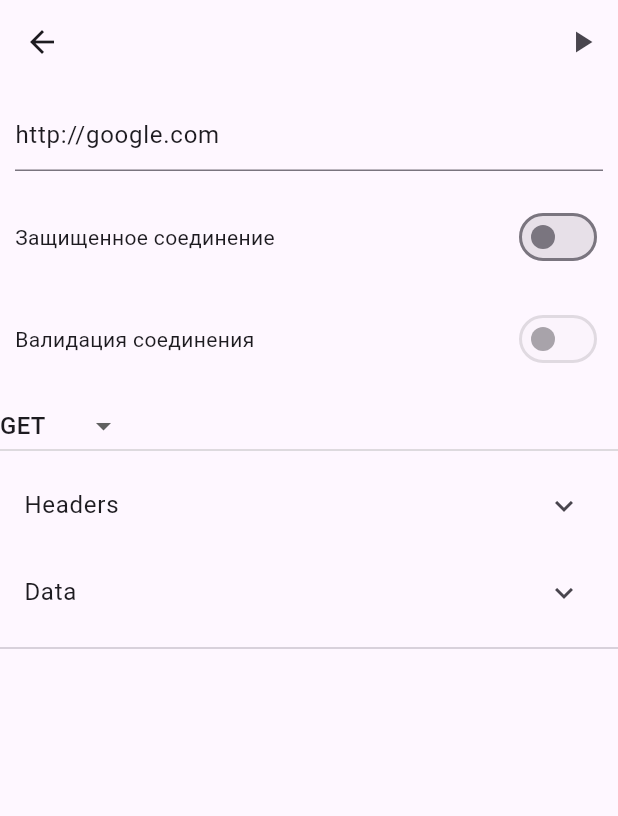
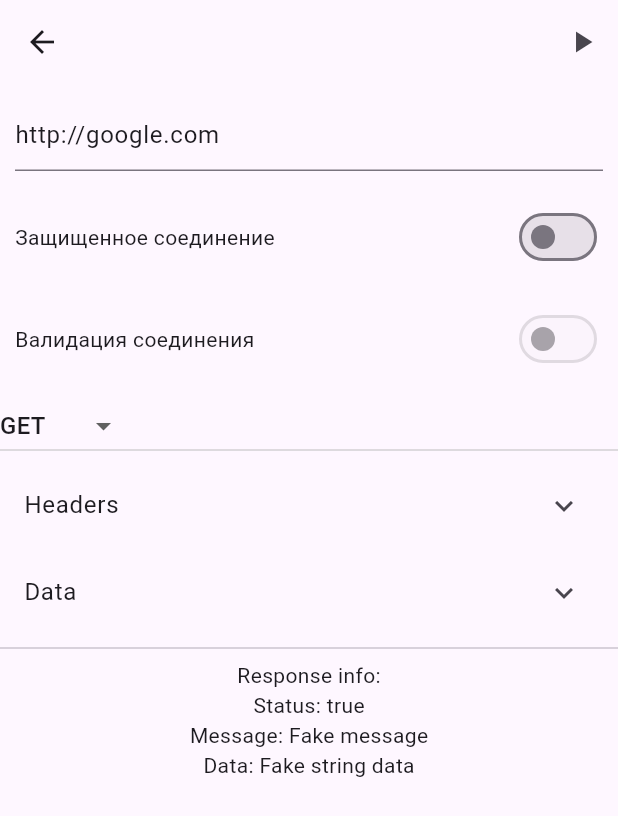
Before and after one commit to OlegNeBot/test-task-mobile-flutter, a Flutter app: the RequestPage screen opened directly, after a tap on the "play arrow" icon, on a phone screen of 412 x 824 dp. Shown: the top 816 px of the screen. Run offline on Flutter 3.47's test engine with Material 3 defaults, Android fonts, the phone set to English and light mode, and no system bars; our stand-ins replace dio.

Commit message:
Added fake results.

```diff
--- a/lib/common/services/data/response_data.model.dart
+++ b/lib/common/services/data/response_data.model.dart
@@ -1,4 +1,7 @@
 import 'dart:convert';
+
+import 'package:test_task_mobile/common/services/data/request_service_exception.model.dart';
+import 'package:test_task_mobile/common/utils/json_utils.dart';
 
 class ResponseDataModel {
   const ResponseDataModel({required this.status, this.message, this.data});
@@ -7,14 +10,49 @@ class ResponseDataModel {
   final String? message;
   final Object? data;
 
+  static const String _statusField = '__STATUS__';
+  static const String _messageField = '__MESSAGE__';
+  static const String _dataField = '__DATA__';
+
+  static bool _hasValidFields(Map<String, dynamic> json) =>
+      json.containsKey(_statusField) &&
+      json.containsKey(_messageField) &&
+      json.containsKey(_dataField);
+
   factory ResponseDataModel.fromJson(String json) {
     final jsonData = jsonDecode(json) as Map<String, dynamic>;
 
-    // TODO(Oleg): Add methods to check the types.
-    return ResponseDataModel(
-      status: jsonData['__STATUS__'] as bool,
-      message: jsonData['__MESSAGE__'] as String?,
-      data: jsonData['__DATA__'] as Object?,
-    );
+    if (!_hasValidFields(jsonData)) {
+      throw RequestServiceInvalidResponseException();
+    }
+
+    final status = jsonData[_statusField];
+    final message = jsonData[_messageField];
+    final data = jsonData[_dataField];
+
+    if (!(JsonUtils.isBool(status) &&
+        (JsonUtils.isString(message) || message == null) &&
+        JsonUtils.isValidType(data))) {
+      throw RequestServiceInvalidResponseException();
+    }
+
+    return ResponseDataModel(status: status, message: message, data: data);
   }
+
+  factory ResponseDataModel.fake() => ResponseDataModel(
+    status: true,
+    message: 'Fake message',
+    data: 'Fake string data',
+  );
+
+  factory ResponseDataModel.invalidResponseError() =>
+      ResponseDataModel.fromJson(
+        '{"__STATUS__": true, "__FAKEMSG__": "fake message", "__DATA__": 1}',
+      );
+
+  factory ResponseDataModel.certificateError() =>
+      throw RequestServiceCertificateException();
+
+  factory ResponseDataModel.connectionError() =>
+      throw RequestServiceConnectionException();
 }
--- /dev/null
+++ b/lib/common/utils/json_utils.dart
@@ -0,0 +1,21 @@
+/// Contains methods to check the type of JSON data.
+final class JsonUtils {
+  static bool isString(Object? value) => value is String;
+
+  static bool isInt(Object? value) => value is int;
+
+  static bool isBool(Object? value) => value is bool;
+
+  static bool isList(Object? value) => value is List;
+
+  static bool isJsonMap(Object? value) => value is Map<String, dynamic>;
+
+  static bool isValidType(Object? value) =>
+      value == null ||
+      isString(value) ||
+      isInt(value) ||
+      isList(value) ||
+      isJsonMap(value);
+
+  static bool isType<T>(Object? value) => value is T;
+}
--- a/lib/features/request/pages/request_page.dart
+++ b/lib/features/request/pages/request_page.dart
@@ -1,5 +1,6 @@
 import 'package:flutter/material.dart';
 import 'package:test_task_mobile/common/services/data/request_method_enum.dart';
+import 'package:test_task_mobile/common/services/data/request_service_exception.model.dart';
 import 'package:test_task_mobile/common/services/data/response_data.model.dart';
 import 'package:test_task_mobile/common/services/request_service.dart';
 import 'package:test_task_mobile/features/request/widgets/collapsable_text_field.dart';
@@ -27,16 +28,42 @@ class _RequestPageState extends State<RequestPage> {
   }
 
   Future<void> _performRequest() async {
-    // TODO(Oleg): Add validation to check when required fields are filled.
+    if (_textController.text.isEmpty) {
+      return;
+    }
 
     _requestService.setUrl(_textController.text);
 
-    // TODO(Oleg): Add try/catch.
-    final response = await _requestService.performRequest();
+    try {
+      // Fake result.
+      setState(() {
+        _response = ResponseDataModel.fake();
+      });
 
-    setState(() {
-      _response = response;
-    });
+      // Fake with bad connection.
+      /*setState(() {
+        _response = ResponseDataModel.connectionError();
+      });*/
+
+      // Fake with bad certificate.
+      /*setState(() {
+        _response = ResponseDataModel.certificateError();
+      });*/
+
+      // Fake with invalidData.
+      /*setState(() {
+        _response = ResponseDataModel.invalidResponseError();
+      });*/
+
+      // Real execution.
+      /* final response = await _requestService.performRequest();
+
+      setState(() {
+        _response = response;
+      });*/
+    } on RequestServiceException catch (e) {
+      // TODO(Oleg): Add something to show in UI.
+    }
   }
 
   /// Parses headers string into Map and sets in [_requestService].
```
